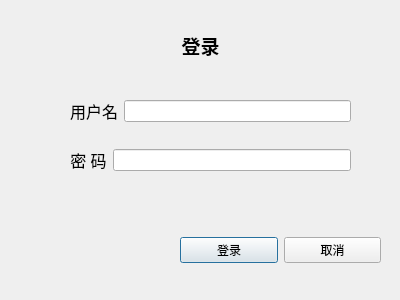
Above: DBMS/loginwindow.ui from Rainysponge/DBMS before the change. Below: the same form after it.
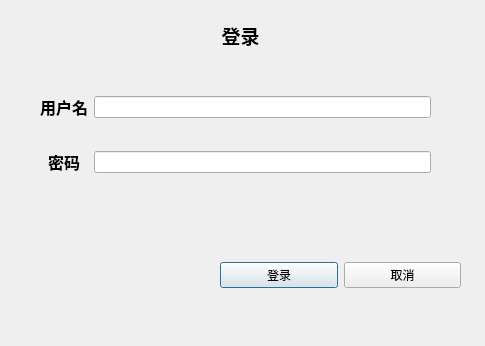
That is the form after the change.

Diff of the .ui file:
```diff
--- a/DBMS/loginwindow.ui
+++ b/DBMS/loginwindow.ui
@@ -6,8 +6,8 @@
    <rect>
     <x>0</x>
     <y>0</y>
-    <width>400</width>
-    <height>300</height>
+    <width>485</width>
+    <height>346</height>
    </rect>
   </property>
   <property name="windowTitle">
@@ -16,8 +16,8 @@
   <widget class="QLabel" name="label">
    <property name="geometry">
     <rect>
-     <x>160</x>
-     <y>30</y>
+     <x>200</x>
+     <y>20</y>
      <width>81</width>
      <height>31</height>
     </rect>
@@ -26,13 +26,13 @@
     <string>&lt;html&gt;&lt;head/&gt;&lt;body&gt;&lt;p align=&quot;center&quot;&gt;&lt;span style=&quot; font-size:14pt; font-weight:600;&quot;&gt;登录&lt;/span&gt;&lt;/p&gt;&lt;/body&gt;&lt;/html&gt;</string>
    </property>
   </widget>
-  <widget class="QWidget" name="">
+  <widget class="QWidget" name="layoutWidget">
    <property name="geometry">
     <rect>
-     <x>180</x>
-     <y>230</y>
-     <width>201</width>
-     <height>41</height>
+     <x>220</x>
+     <y>240</y>
+     <width>241</width>
+     <height>71</height>
     </rect>
    </property>
    <layout class="QHBoxLayout" name="horizontalLayout">
@@ -55,40 +55,36 @@
   <widget class="QWidget" name="">
    <property name="geometry">
     <rect>
-     <x>70</x>
-     <y>80</y>
-     <width>281</width>
-     <height>111</height>
+     <x>40</x>
+     <y>70</y>
+     <width>391</width>
+     <height>131</height>
     </rect>
    </property>
-   <layout class="QVBoxLayout" name="verticalLayout">
-    <item>
-     <layout class="QHBoxLayout" name="horizontalLayout_2">
-      <item>
+   <layout class="QGridLayout" name="gridLayout">
+    <item row="0" column="0">
        <widget class="QLabel" name="label_2">
         <property name="text">
-         <string>&lt;html&gt;&lt;head/&gt;&lt;body&gt;&lt;p align=&quot;center&quot;&gt;&lt;span style=&quot; font-size:12pt;&quot;&gt;用户名&lt;/span&gt;&lt;/p&gt;&lt;/body&gt;&lt;/html&gt;</string>
+       <string>&lt;html&gt;&lt;head/&gt;&lt;body&gt;&lt;p align=&quot;center&quot;&gt;&lt;span style=&quot; font-size:12pt; font-weight:600;&quot;&gt;用户名&lt;/span&gt;&lt;/p&gt;&lt;/body&gt;&lt;/html&gt;</string>
         </property>
        </widget>
       </item>
-      <item>
-       <widget class="QLineEdit" name="lineEditForname"/>
-      </item>
-     </layout>
-    </item>
-    <item>
-     <layout class="QHBoxLayout" name="horizontalLayout_3">
-      <item>
+    <item row="0" column="1">
+     <widget class="QLineEdit" name="lineEditUserName"/>
+    </item>
+    <item row="1" column="0">
        <widget class="QLabel" name="label_3">
         <property name="text">
-         <string>&lt;html&gt;&lt;head/&gt;&lt;body&gt;&lt;p align=&quot;center&quot;&gt;&lt;span style=&quot; font-size:12pt;&quot;&gt;密   码&lt;/span&gt;&lt;/p&gt;&lt;/body&gt;&lt;/html&gt;</string>
+       <string>&lt;html&gt;&lt;head/&gt;&lt;body&gt;&lt;p align=&quot;center&quot;&gt;&lt;span style=&quot; font-size:12pt; font-weight:600;&quot;&gt;密码&lt;/span&gt;&lt;/p&gt;&lt;/body&gt;&lt;/html&gt;</string>
         </property>
        </widget>
       </item>
-      <item>
-       <widget class="QLineEdit" name="lineEditForpass"/>
-      </item>
-     </layout>
+    <item row="1" column="1">
+     <widget class="QLineEdit" name="lineEditPassWord">
+      <property name="echoMode">
+       <enum>QLineEdit::Password</enum>
+      </property>
+     </widget>
     </item>
    </layout>
   </widget>
```
Lines whose indentation alone changed are shown as unchanged.
